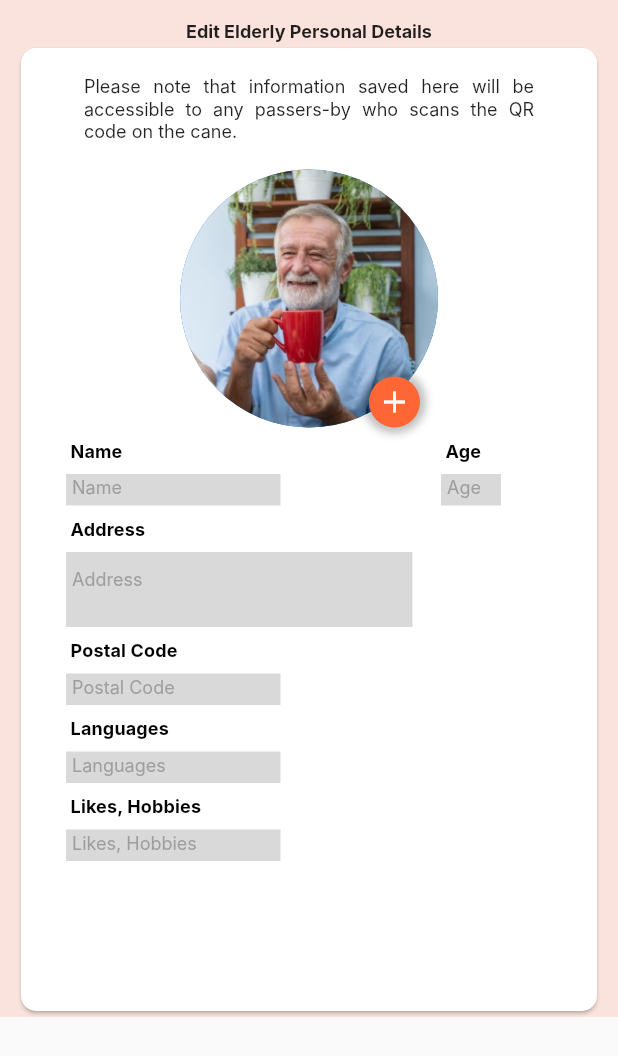
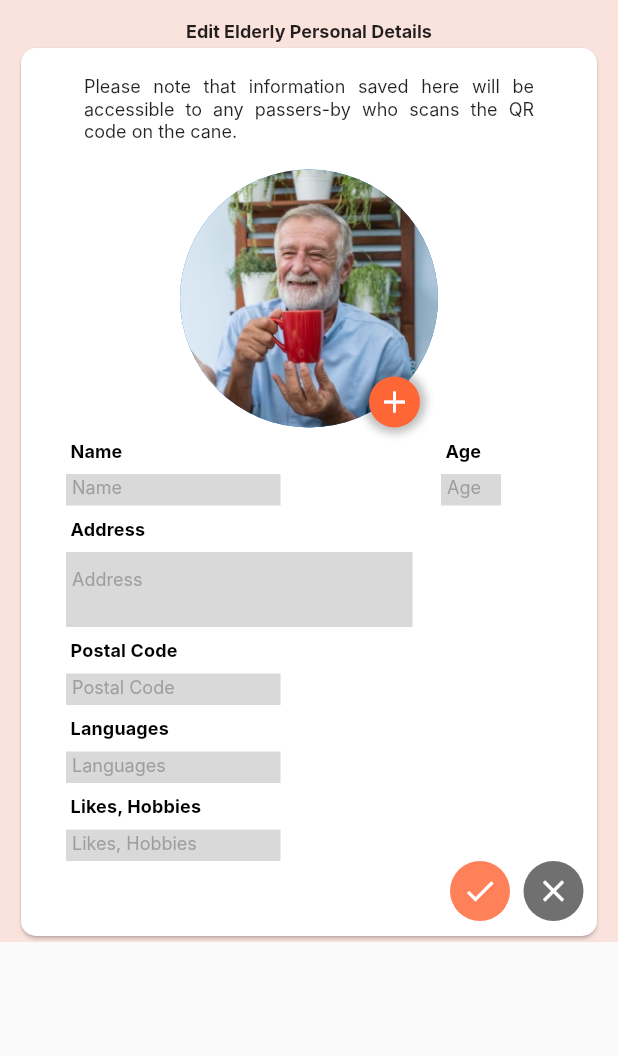
Before and after one commit to chayhuixiang/Cane-9-App, a Flutter app: the EditPatientPage screen opened directly, on a phone screen of 412 x 824 dp. Shown: the top 1056 px of the screen. Run offline on Flutter 3.47's test engine with Material 2 defaults, Android fonts, the phone set to English and light mode, and no system bars; our stand-ins replace firebase_core, firebase_storage, geocoding, google_maps_flutter, google_places_flutter, image_picker; accounts and stored records are empty; network calls fail; Roboto replaces fonts that are missing (Inter).

Commit message:
added all buttons

```diff
--- a/lib/screens/edit_patient_page.dart
+++ b/lib/screens/edit_patient_page.dart
@@ -50,7 +50,7 @@ class _EditPatientPageState extends State<EditPatientPage> {
                 Padding(
                   padding: const EdgeInsets.fromLTRB(10, 0, 10, 0),
                   child: SizedBox(
-                    height: 650,
+                    height: 600,
                     width: double.infinity,
                     child: Card(
                       shape: RoundedRectangleBorder(
@@ -164,6 +164,44 @@ class _EditPatientPageState extends State<EditPatientPage> {
                             boxheighthere: 21,
                             howmanylineshere: 1,
                           ),
+                          Padding(
+                            padding: const EdgeInsets.fromLTRB(0, 0, 9, 0),
+                            child: Row(
+                              mainAxisAlignment: MainAxisAlignment.end,
+                              children: [
+                                Padding(
+                                  padding:
+                                      const EdgeInsets.fromLTRB(0, 0, 9, 0),
+                                  child: CircleAvatar(
+                                    backgroundColor:
+                                        Theme.of(context).colorScheme.primary,
+                                    child: IconButton(
+                                      onPressed: () {
+                                        Navigator.pop(context);
+                                      },
+                                      icon: const Icon(
+                                        Icons.done,
+                                        color: Colors.white,
+                                      ),
+                                    ),
+                                  ),
+                                ),
+                                CircleAvatar(
+                                  backgroundColor:
+                                      const Color.fromRGBO(112, 112, 112, 1),
+                                  child: IconButton(
+                                    onPressed: () {
+                                      Navigator.pop(context);
+                                    },
+                                    icon: const Icon(
+                                      Icons.close,
+                                      color: Colors.white,
+                                    ),
+                                  ),
+                                ),
+                              ],
+                            ),
+                          ),
                         ],
                       ),
                     ),
```
